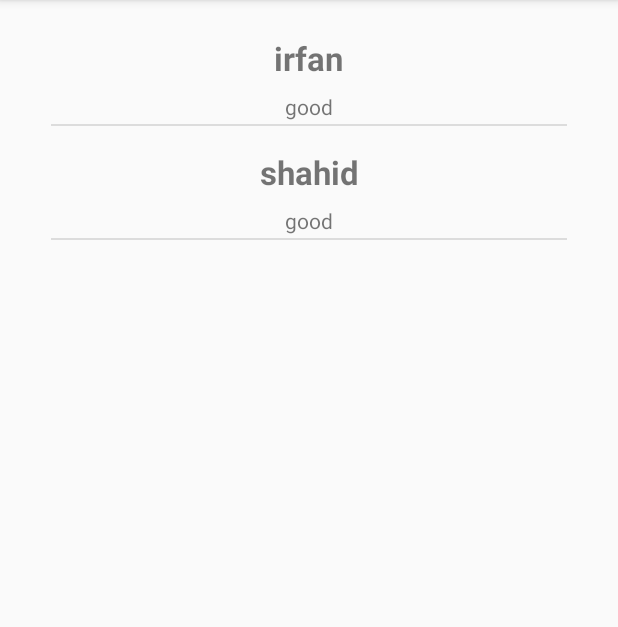
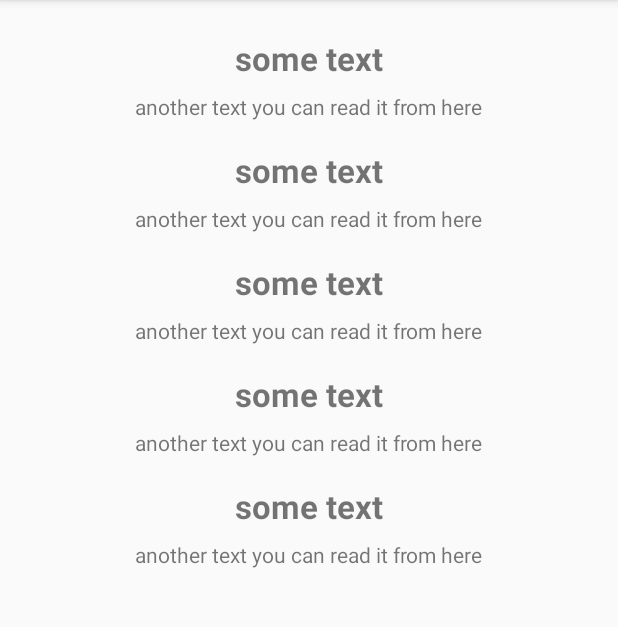
Before and after one commit to theirfanirfi/kotlin-learning, an Android app: the screen it shows after launch (MainActivity before the commit, RecyclerViewActivity after it), on a phone screen of 412 x 824 dp, the part 84-711 px from its top. Run offline under Robolectric (Android 15) with nearby library versions, the phone set to English and light mode, and no system bars.

Commit message:
recycler view implemented

```diff
--- a/app/build.gradle
+++ b/app/build.gradle
@@ -24,10 +24,11 @@ android {
 
 dependencies {
     implementation fileTree(dir: 'libs', include: ['*.jar'])
-    implementation"org.jetbrains.kotlin:kotlin-stdlib-jdk7:$kotlin_version"
+    implementation "org.jetbrains.kotlin:kotlin-stdlib-jdk7:$kotlin_version"
     implementation 'com.android.support:appcompat-v7:26.0.0'
     implementation 'com.android.support.constraint:constraint-layout:1.1.3'
     testImplementation 'junit:junit:4.12'
     androidTestImplementation 'com.android.support.test:runner:1.0.2'
     androidTestImplementation 'com.android.support.test.espresso:espresso-core:3.0.2'
+    implementation 'com.android.support:recyclerview-v7:26.0.0'
 }
--- a/app/src/main/AndroidManifest.xml
+++ b/app/src/main/AndroidManifest.xml
@@ -8,9 +8,11 @@
         android:label="@string/app_name"
         android:roundIcon="@mipmap/ic_launcher_round"
         android:supportsRtl="true"
-        android:theme="@style/AppTheme"
-        >
+        android:theme="@style/AppTheme">
         <activity android:name=".MainActivity">
+
+        </activity>
+        <activity android:name=".RecyclerViewActivity">
             <intent-filter>
                 <action android:name="android.intent.action.MAIN" />
 
--- /dev/null
+++ b/app/src/main/java/com/example/root/myapplication/Adapters/RecyclerViewAdapter.kt
@@ -0,0 +1,41 @@
+package com.example.root.myapplication.Adapters
+
+import android.content.Context
+import android.support.v7.widget.RecyclerView
+import android.view.LayoutInflater
+import android.view.View
+import android.view.ViewGroup
+import android.widget.TextView
+import com.example.root.myapplication.R
+import kotlinx.android.synthetic.main.custom_row.view.*
+
+class RecyclerViewAdapter : RecyclerView.Adapter<RecyclerViewAdapter.MyViewHolder> {
+    var context:Context? = null
+   constructor(context: Context){
+    this.context = context
+}
+    override fun onCreateViewHolder(parent: ViewGroup?, viewType: Int): MyViewHolder{
+
+        var v:View = LayoutInflater.from(context).inflate(R.layout.custom_row,parent,false)
+
+        return MyViewHolder(v)
+    }
+
+    override fun getItemCount(): Int {
+        return 5
+    }
+
+    override fun onBindViewHolder(holder: MyViewHolder, position: Int) {
+        holder.setData()
+    }
+
+    inner class MyViewHolder : RecyclerView.ViewHolder {
+        var tx: TextView? = null
+    constructor(itemView: View?) : super(itemView)
+
+        public fun setData(){
+            itemView.username.text = "some text"
+            itemView.tagView.text = "another text you can read it from here"
+        }
+    }
+}
--- /dev/null
+++ b/app/src/main/java/com/example/root/myapplication/RecyclerViewActivity.kt
@@ -0,0 +1,27 @@
+package com.example.root.myapplication
+
+import android.support.v7.app.AppCompatActivity
+import android.os.Bundle
+import android.support.v4.widget.SwipeRefreshLayout
+import android.support.v7.widget.LinearLayoutManager
+import android.view.View
+import android.widget.LinearLayout
+import com.example.root.myapplication.Adapters.RecyclerViewAdapter
+import kotlinx.android.synthetic.main.activity_recycler_view.*
+
+class RecyclerViewActivity : AppCompatActivity() {
+
+
+    override fun onCreate(savedInstanceState: Bundle?) {
+        super.onCreate(savedInstanceState)
+        setContentView(R.layout.activity_recycler_view)
+
+        var linearLayoutManager = LinearLayoutManager(this)
+        linearLayoutManager.orientation = LinearLayout.VERTICAL
+        rv.layoutManager = linearLayoutManager
+        rv.adapter = RecyclerViewAdapter(this)
+
+    }
+
+
+}
--- /dev/null
+++ b/app/src/main/res/layout/activity_recycler_view.xml
@@ -0,0 +1,21 @@
+<?xml version="1.0" encoding="utf-8"?>
+<android.support.constraint.ConstraintLayout xmlns:android="http://schemas.android.com/apk/res/android"
+    xmlns:app="http://schemas.android.com/apk/res-auto"
+    xmlns:tools="http://schemas.android.com/tools"
+    android:layout_width="match_parent"
+    android:layout_height="match_parent"
+    tools:context=".RecyclerViewActivity">
+
+    <android.support.v7.widget.RecyclerView
+        android:id="@+id/rv"
+        android:layout_width="344dp"
+        android:layout_height="495dp"
+        android:layout_marginEnd="8dp"
+        android:layout_marginLeft="8dp"
+        android:layout_marginRight="8dp"
+        android:layout_marginStart="8dp"
+        android:layout_marginTop="8dp"
+        app:layout_constraintEnd_toEndOf="parent"
+        app:layout_constraintStart_toStartOf="parent"
+        app:layout_constraintTop_toTopOf="parent" />
+</android.support.constraint.ConstraintLayout>
--- a/app/src/main/res/layout/custom_row.xml
+++ b/app/src/main/res/layout/custom_row.xml
@@ -4,7 +4,7 @@
     xmlns:app="http://schemas.android.com/apk/res-auto"
     xmlns:tools="http://schemas.android.com/tools"
     android:layout_width="match_parent"
-    android:layout_height="match_parent">
+    android:layout_height="wrap_content">
 
     <TextView
         android:id="@+id/username"
```
